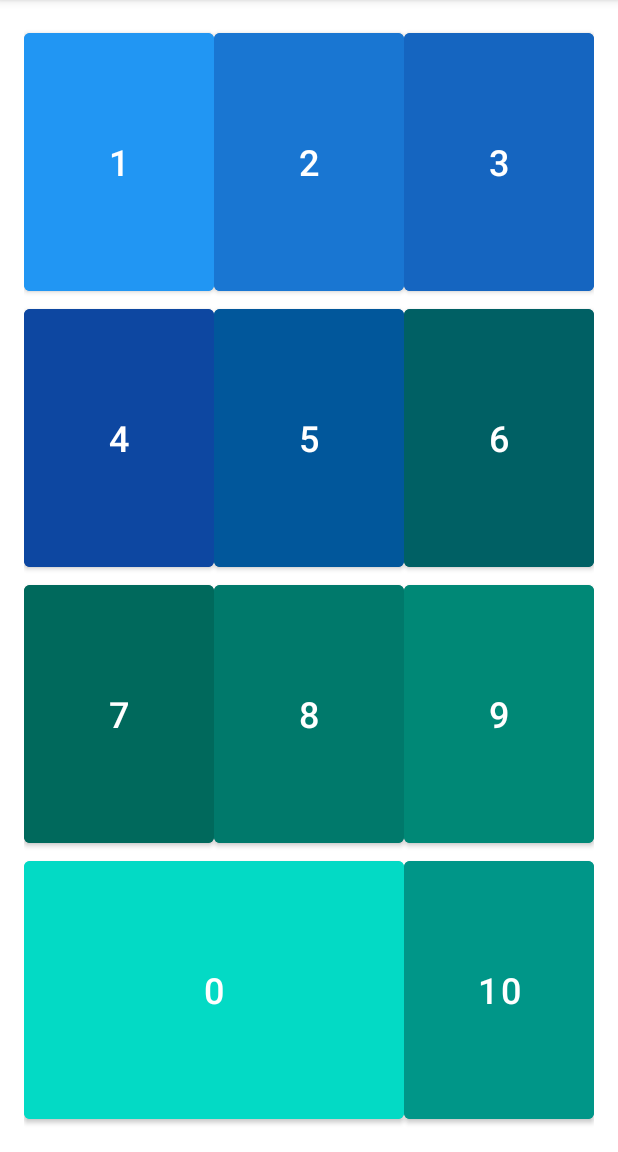
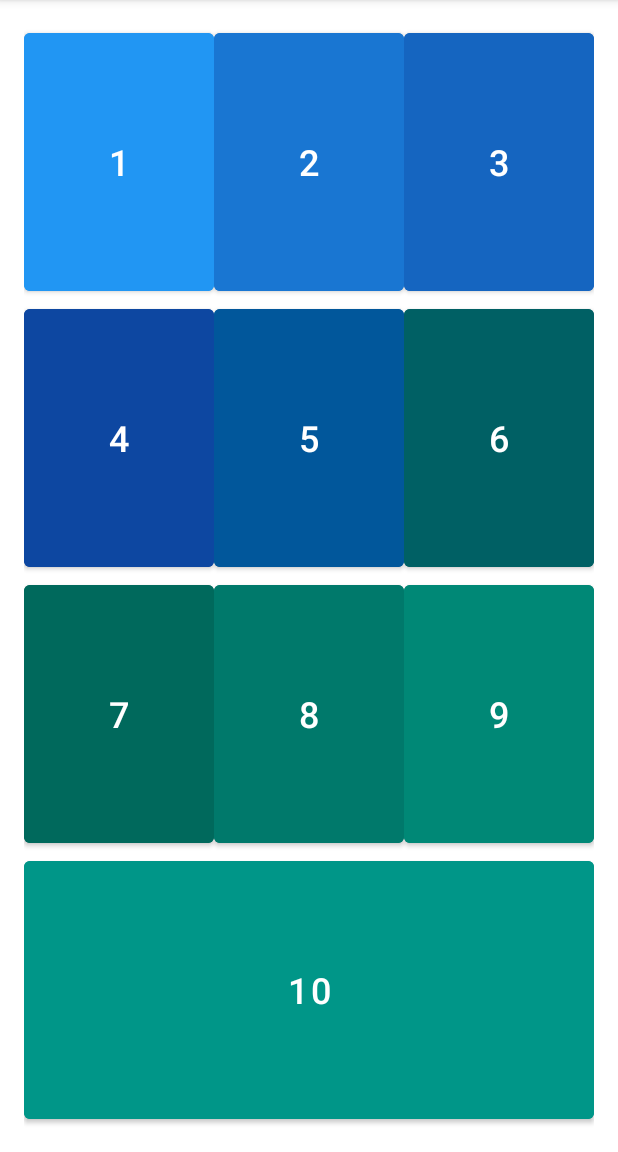
Before and after one commit to hilariocamachomore/MarinaAprendeAMultiplicar, an Android app: the ElegirTablaAprenderActivity screen opened directly, with no data from a screen before it, on a phone screen of 412 x 824 dp, the part 84-1236 px from its top. Run offline under Robolectric (Android 15) with nearby library versions, the light colour scheme and no system bars.

```diff
--- a/app/src/main/java/com/example/marinaaprendeamultiplicar/ElegirTablaAprenderActivity.kt
+++ b/app/src/main/java/com/example/marinaaprendeamultiplicar/ElegirTablaAprenderActivity.kt
@@ -24,8 +24,7 @@ class ElegirTablaAprenderActivity : AppCompatActivity() {
             findViewById<Button>(R.id.button7),
             findViewById<Button>(R.id.button8),
             findViewById<Button>(R.id.button9),
-            findViewById<Button>(R.id.button10),
-            findViewById<Button>(R.id.button0) // Si también tienes el botón 0
+            findViewById<Button>(R.id.button10)
         )
 
         for (i in buttons.indices) {
--- a/app/src/main/res/layout/activity_elegir_tabla_aprender.xml
+++ b/app/src/main/res/layout/activity_elegir_tabla_aprender.xml
@@ -87,17 +87,6 @@
         android:layout_columnWeight="1"
         android:layout_rowWeight="1"/>
 
-
-    <Button
-        android:id="@+id/button0"
-        android:text="0"
-        android:textSize="24sp"
-        android:backgroundTint="@color/teal_200"
-        android:textColor="@color/white"
-        android:layout_columnWeight="1"
-        android:layout_rowWeight="1"
-        android:layout_columnSpan="2" />
-
     <Button
         android:id="@+id/button10"
         android:text="10"
@@ -105,6 +94,7 @@
         android:backgroundTint="@color/blue_10"
         android:textColor="@color/white"
         android:layout_columnWeight="1"
-        android:layout_rowWeight="1"/>
+        android:layout_rowWeight="1"
+        android:layout_columnSpan="3" />
 
 </GridLayout>
```
